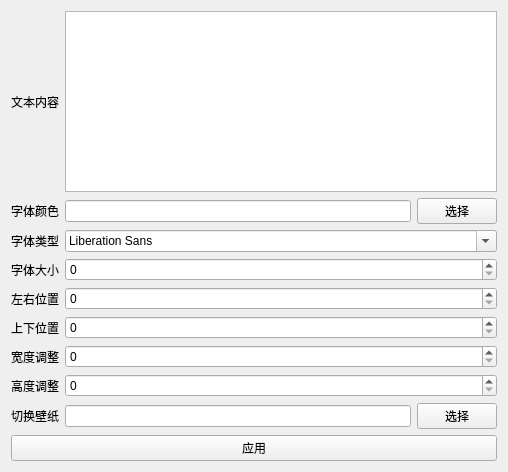
The window that settingwidget.ui (MonoYuan/wallnote) describes before a commit, drawn with Qt 5.
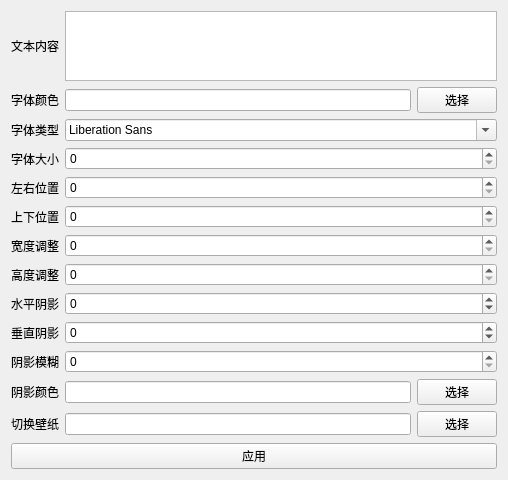
The same window after the commit. Icons and pictures are not drawn.

Commit message: add settings of shadow text,set wallpaper show full screen

What changed in the file:
```diff
--- a/settingwidget.ui
+++ b/settingwidget.ui
@@ -18,15 +18,32 @@
     <normaloff>:/images/cat.ico</normaloff>:/images/cat.ico</iconset>
   </property>
   <layout class="QGridLayout" name="gridLayout">
-   <item row="4" column="0">
-    <widget class="QLabel" name="label_5">
+   <item row="0" column="1" colspan="2">
+    <widget class="QTextEdit" name="textContext"/>
+   </item>
+   <item row="9" column="0">
+    <widget class="QLabel" name="label_11">
      <property name="text">
-      <string>左右位置</string>
+      <string>垂直阴影</string>
      </property>
     </widget>
    </item>
-   <item row="3" column="1" colspan="2">
-    <widget class="QSpinBox" name="fontSize"/>
+   <item row="0" column="0">
+    <widget class="QLabel" name="label">
+     <property name="text">
+      <string>文本内容</string>
+     </property>
+    </widget>
+   </item>
+   <item row="3" column="0">
+    <widget class="QLabel" name="label_3">
+     <property name="text">
+      <string>字体大小</string>
+     </property>
+    </widget>
+   </item>
+   <item row="2" column="1" colspan="2">
+    <widget class="QFontComboBox" name="fontFamily"/>
    </item>
    <item row="6" column="0">
     <widget class="QLabel" name="label_7">
@@ -42,10 +59,23 @@
      </property>
     </widget>
    </item>
-   <item row="1" column="0">
-    <widget class="QLabel" name="label_2">
+   <item row="1" column="1">
+    <widget class="QLineEdit" name="fontColor"/>
+   </item>
+   <item row="9" column="1" colspan="2">
+    <widget class="QSpinBox" name="shadowVertical">
+     <property name="minimum">
+      <number>-99</number>
+     </property>
+     <property name="maximum">
+      <number>99</number>
+     </property>
+    </widget>
+   </item>
+   <item row="4" column="0">
+    <widget class="QLabel" name="label_5">
      <property name="text">
-      <string>字体颜色</string>
+      <string>左右位置</string>
      </property>
     </widget>
    </item>
@@ -56,6 +86,55 @@
      </property>
     </widget>
    </item>
+   <item row="8" column="0">
+    <widget class="QLabel" name="label_10">
+     <property name="text">
+      <string>水平阴影</string>
+     </property>
+    </widget>
+   </item>
+   <item row="14" column="0" colspan="3">
+    <widget class="QPushButton" name="pushButton">
+     <property name="text">
+      <string>应用</string>
+     </property>
+    </widget>
+   </item>
+   <item row="2" column="0">
+    <widget class="QLabel" name="label_4">
+     <property name="text">
+      <string>字体类型</string>
+     </property>
+    </widget>
+   </item>
+   <item row="12" column="0">
+    <widget class="QLabel" name="label_9">
+     <property name="text">
+      <string>切换壁纸</string>
+     </property>
+    </widget>
+   </item>
+   <item row="8" column="1" colspan="2">
+    <widget class="QSpinBox" name="shadowHorizontal">
+     <property name="minimum">
+      <number>-99</number>
+     </property>
+    </widget>
+   </item>
+   <item row="1" column="2">
+    <widget class="QPushButton" name="colorSelect">
+     <property name="text">
+      <string>选择</string>
+     </property>
+    </widget>
+   </item>
+   <item row="5" column="0">
+    <widget class="QLabel" name="label_6">
+     <property name="text">
+      <string>上下位置</string>
+     </property>
+    </widget>
+   </item>
    <item row="5" column="1" colspan="2">
     <widget class="QSpinBox" name="vertical">
      <property name="maximum">
@@ -63,20 +142,6 @@
      </property>
     </widget>
    </item>
-   <item row="8" column="2">
-    <widget class="QPushButton" name="wallpaperBtn">
-     <property name="text">
-      <string>选择</string>
-     </property>
-    </widget>
-   </item>
-   <item row="0" column="0">
-    <widget class="QLabel" name="label">
-     <property name="text">
-      <string>文本内容</string>
-     </property>
-    </widget>
-   </item>
    <item row="7" column="1" colspan="2">
     <widget class="QSpinBox" name="height">
      <property name="maximum">
@@ -84,13 +149,20 @@
      </property>
     </widget>
    </item>
-   <item row="2" column="1" colspan="2">
-    <widget class="QFontComboBox" name="fontFamily"/>
+   <item row="3" column="1" colspan="2">
+    <widget class="QSpinBox" name="fontSize"/>
    </item>
-   <item row="5" column="0">
-    <widget class="QLabel" name="label_6">
+   <item row="10" column="1" colspan="2">
+    <widget class="QSpinBox" name="shadowBlur">
+     <property name="maximum">
+      <number>10</number>
+     </property>
+    </widget>
+   </item>
+   <item row="1" column="0">
+    <widget class="QLabel" name="label_2">
      <property name="text">
-      <string>上下位置</string>
+      <string>字体颜色</string>
      </property>
     </widget>
    </item>
@@ -101,49 +173,39 @@
      </property>
     </widget>
    </item>
-   <item row="2" column="0">
-    <widget class="QLabel" name="label_4">
-     <property name="text">
-      <string>字体类型</string>
-     </property>
-    </widget>
+   <item row="11" column="1">
+    <widget class="QLineEdit" name="shadowColorText"/>
    </item>
-   <item row="3" column="0">
-    <widget class="QLabel" name="label_3">
-     <property name="text">
-      <string>字体大小</string>
-     </property>
-    </widget>
-   </item>
-   <item row="9" column="0" colspan="3">
-    <widget class="QPushButton" name="pushButton">
-     <property name="text">
-      <string>应用</string>
-     </property>
-    </widget>
-   </item>
-   <item row="0" column="1" colspan="2">
-    <widget class="QTextEdit" name="textContext"/>
-   </item>
-   <item row="1" column="2">
-    <widget class="QPushButton" name="colorSelect">
-     <property name="text">
-      <string>选择</string>
-     </property>
-    </widget>
-   </item>
-   <item row="8" column="0">
-    <widget class="QLabel" name="label_9">
-     <property name="text">
-      <string>切换壁纸</string>
-     </property>
-    </widget>
-   </item>
-   <item row="8" column="1">
+   <item row="12" column="1">
     <widget class="QLineEdit" name="wallpaperText"/>
    </item>
-   <item row="1" column="1">
-    <widget class="QLineEdit" name="fontColor"/>
+   <item row="11" column="2">
+    <widget class="QPushButton" name="shadowColorBtn">
+     <property name="text">
+      <string>选择</string>
+     </property>
+    </widget>
+   </item>
+   <item row="12" column="2">
+    <widget class="QPushButton" name="wallpaperBtn">
+     <property name="text">
+      <string>选择</string>
+     </property>
+    </widget>
+   </item>
+   <item row="11" column="0">
+    <widget class="QLabel" name="label_13">
+     <property name="text">
+      <string>阴影颜色</string>
+     </property>
+    </widget>
+   </item>
+   <item row="10" column="0">
+    <widget class="QLabel" name="label_12">
+     <property name="text">
+      <string>阴影模糊</string>
+     </property>
+    </widget>
    </item>
   </layout>
  </widget>
```
The commit also changes 8 other files.
